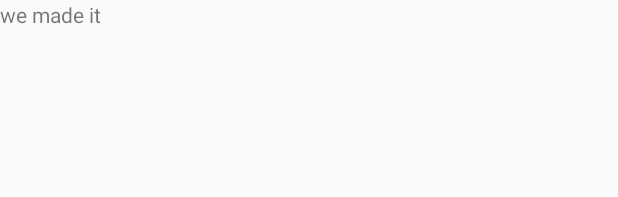
After one commit to SantoHerrera/wordLookupButInKotlin, an Android app: the layout activity_main2.xml on its own in the app's theme, with its tools: preview values and no code run, on a phone screen of 412 x 824 dp. The commit adds this screen. Shown: the top 197 px of the screen. Run offline under Robolectric (Android 15) with nearby library versions, the phone set to English and light mode, and no system bars.

Commit message:
got data from one actibity to another

```diff
--- a/app/src/main/AndroidManifest.xml
+++ b/app/src/main/AndroidManifest.xml
@@ -9,6 +9,7 @@
         android:roundIcon="@mipmap/ic_launcher_round"
         android:supportsRtl="true"
         android:theme="@style/AppTheme">
+        <activity android:name=".Main2Activity"></activity>
         <activity android:name=".MainActivity">
             <intent-filter>
                 <action android:name="android.intent.action.MAIN" />
--- a/app/src/main/res/layout/activity_main.xml
+++ b/app/src/main/res/layout/activity_main.xml
@@ -27,6 +27,7 @@
     </com.google.android.material.textfield.TextInputLayout>
 
     <com.google.android.material.textfield.TextInputEditText
+        android:id="@+id/wordTyped"
         android:layout_width="242dp"
         android:layout_height="0dp"
         android:layout_marginTop="147dp"
--- /dev/null
+++ b/app/src/main/res/layout/activity_main2.xml
@@ -0,0 +1,14 @@
+<?xml version="1.0" encoding="utf-8"?>
+<RelativeLayout xmlns:android="http://schemas.android.com/apk/res/android"
+    xmlns:app="http://schemas.android.com/apk/res-auto"
+    xmlns:tools="http://schemas.android.com/tools"
+    android:layout_width="match_parent"
+    android:layout_height="match_parent"
+    tools:context=".Main2Activity">
+
+    <TextView
+        android:id="@+id/textView"
+        android:layout_width="327dp"
+        android:layout_height="294dp"
+        android:text="we made it" />
+</RelativeLayout>
```
Also changed, not shown: app/src/main/java/com/examplebeginer/wordlookupbutinkotlin/Main2Activity.kt (added, +28 -0 lines), app/src/main/java/com/examplebeginer/wordlookupbutinkotlin/MainActivity.kt (+14 -2 lines), app/src/main/java/com/examplebeginer/wordlookupbutinkotlin/wordDefinitions.kt (deleted, +0 -15 lines), app/src/main/res/layout/word_definitions.xml (deleted, +0 -33 lines).
